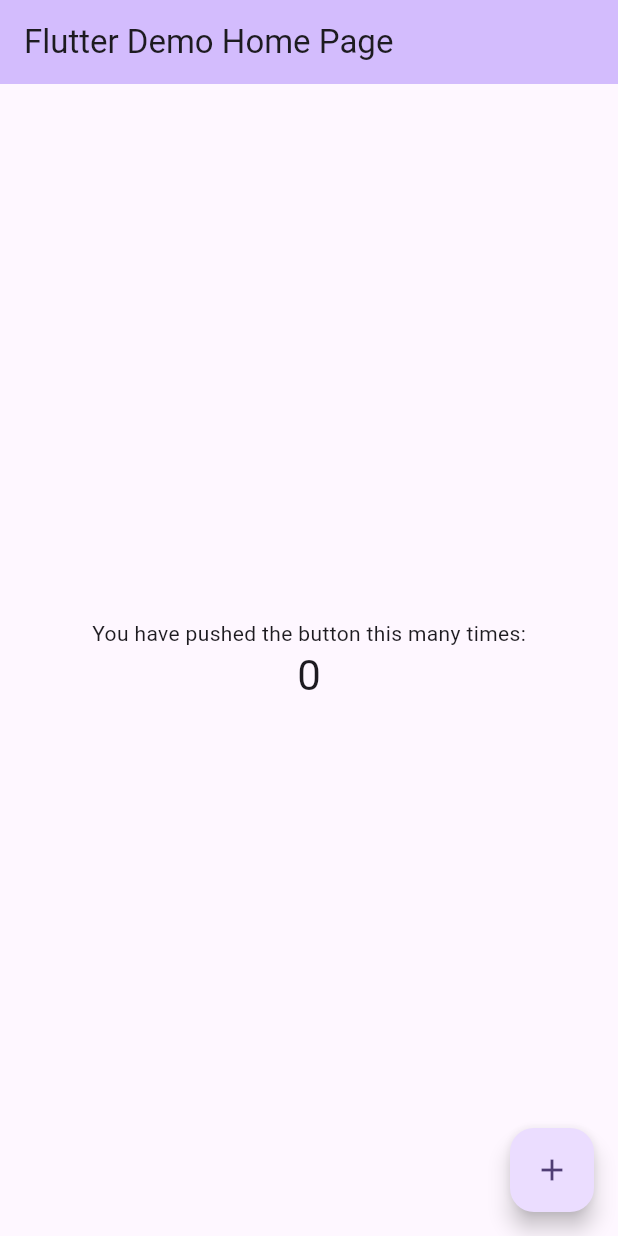
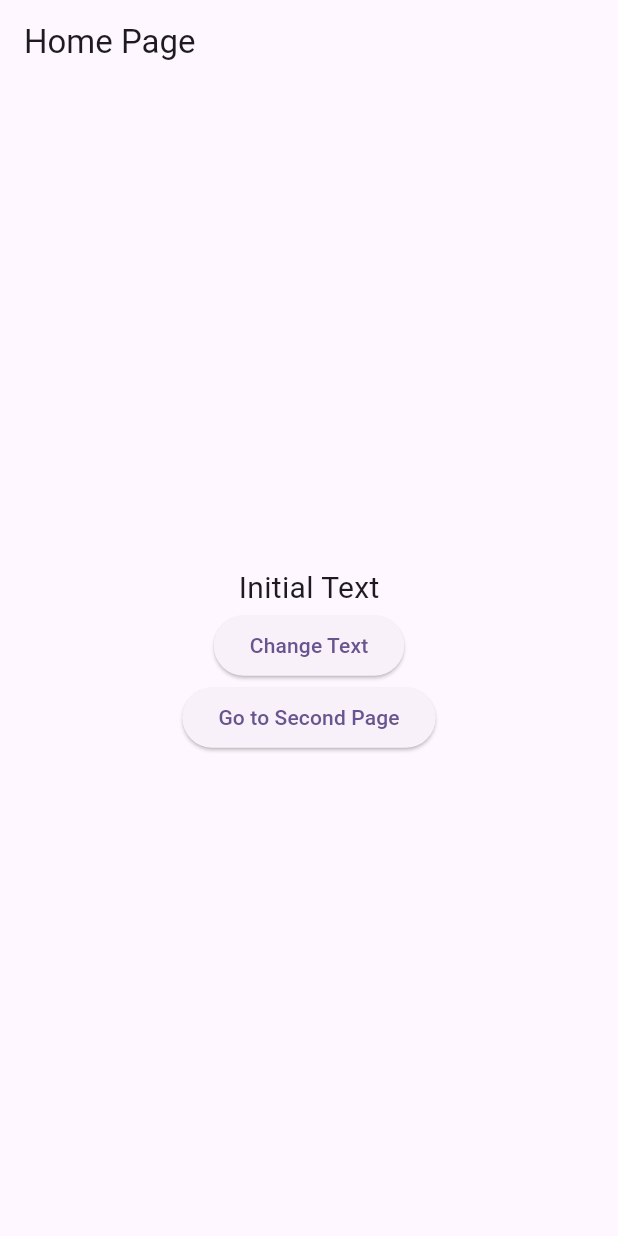
Before and after one commit to sufiyan0211/Spring-Flutter, a Flutter app: the screen it shows after launch, on a phone screen of 412 x 824 dp. Run offline on Flutter 3.47's test engine with Material 3 defaults, Android fonts, the light colour scheme and no system bars.

Commit message:
2 screen without state management

```diff
--- /dev/null
+++ b/Flutter Projects/state_management/lib/home_page.dart
@@ -0,0 +1,52 @@
+import 'package:flutter/material.dart';
+import 'package:state_management/second_page.dart';
+
+
+
+class HomePage extends StatefulWidget {
+  const HomePage({super.key});
+
+  @override
+  State<HomePage> createState() => _HomePageState();
+}
+
+class _HomePageState extends State<HomePage> {
+  String someText = "Initial Text";
+
+  @override
+  Widget build(BuildContext context) {
+    return Scaffold(
+      appBar: AppBar(
+        title: const Text('Home Page'),
+      ),
+      body: Center(
+        child: Column(
+          mainAxisAlignment: MainAxisAlignment.center,
+          children: <Widget>[
+            Text(someText, style: TextStyle(fontSize: 20)),
+            ElevatedButton(
+              onPressed: () {
+                setState(() {
+                  someText = "Text Changed from home screen";
+                });
+              },
+              child: const Text('Change Text'),
+            ),
+            ElevatedButton(
+              onPressed: () {
+                navigateToSecondPage();
+              },
+              child: const Text('Go to Second Page'),
+            ),
+          ],
+        ),
+      ),
+    );
+  }
+
+  Future<void> navigateToSecondPage() async {
+    final route = MaterialPageRoute(builder: (context) => SecondPage(text: someText));
+    await Navigator.push(context, route);
+  }
+
+}
--- a/Flutter Projects/state_management/lib/main.dart
+++ b/Flutter Projects/state_management/lib/main.dart
@@ -1,4 +1,6 @@
 import 'package:flutter/material.dart';
+
+import 'home_page.dart';
 
 void main() {
   runApp(const MyApp());
@@ -13,113 +15,11 @@ class MyApp extends StatelessWidget {
     return MaterialApp(
       title: 'Flutter Demo',
       theme: ThemeData(
-        // This is the theme of your application.
-        //
-        // TRY THIS: Try running your application with "flutter run". You'll see
-        // the application has a blue toolbar. Then, without quitting the app,
-        // try changing the seedColor in the colorScheme below to Colors.green
-        // and then invoke "hot reload" (save your changes or press the "hot
-        // reload" button in a Flutter-supported IDE, or press "r" if you used
-        // the command line to start the app).
-        //
-        // Notice that the counter didn't reset back to zero; the application
-        // state is not lost during the reload. To reset the state, use hot
-        // restart instead.
-        //
-        // This works for code too, not just values: Most code changes can be
-        // tested with just a hot reload.
+
         colorScheme: ColorScheme.fromSeed(seedColor: Colors.deepPurple),
         useMaterial3: true,
       ),
-      home: const MyHomePage(title: 'Flutter Demo Home Page'),
+      home: HomePage(),
     );
   }
 }
-
-class MyHomePage extends StatefulWidget {
-  const MyHomePage({super.key, required this.title});
-
-  // This widget is the home page of your application. It is stateful, meaning
-  // that it has a State object (defined below) that contains fields that affect
-  // how it looks.
-
-  // This class is the configuration for the state. It holds the values (in this
-  // case the title) provided by the parent (in this case the App widget) and
-  // used by the build method of the State. Fields in a Widget subclass are
-  // always marked "final".
-
-  final String title;
-
-  @override
-  State<MyHomePage> createState() => _MyHomePageState();
-}
-
-class _MyHomePageState extends State<MyHomePage> {
-  int _counter = 0;
-
-  void _incrementCounter() {
-    setState(() {
-      // This call to setState tells the Flutter framework that something has
-      // changed in this State, which causes it to rerun the build method below
-      // so that the display can reflect the updated values. If we changed
-      // _counter without calling setState(), then the build method would not be
-      // called again, and so nothing would appear to happen.
-      _counter++;
-    });
-  }
-
-  @override
-  Widget build(BuildContext context) {
-    // This method is rerun every time setState is called, for instance as done
-    // by the _incrementCounter method above.
-    //
-    // The Flutter framework has been optimized to make rerunning build methods
-    // fast, so that you can just rebuild anything that needs updating rather
-    // than having to individually change instances of widgets.
-    return Scaffold(
-      appBar: AppBar(
-        // TRY THIS: Try changing the color here to a specific color (to
-        // Colors.amber, perhaps?) and trigger a hot reload to see the AppBar
-        // change color while the other colors stay the same.
-        backgroundColor: Theme.of(context).colorScheme.inversePrimary,
-        // Here we take the value from the MyHomePage object that was created by
-        // the App.build method, and use it to set our appbar title.
-        title: Text(widget.title),
-      ),
-      body: Center(
-        // Center is a layout widget. It takes a single child and positions it
-        // in the middle of the parent.
-        child: Column(
-          // Column is also a layout widget. It takes a list of children and
-          // arranges them vertically. By default, it sizes itself to fit its
-          // children horizontally, and tries to be as tall as its parent.
-          //
-          // Column has various properties to control how it sizes itself and
-          // how it positions its children. Here we use mainAxisAlignment to
-          // center the children vertically; the main axis here is the vertical
-          // axis because Columns are vertical (the cross axis would be
-          // horizontal).
-          //
-          // TRY THIS: Invoke "debug painting" (choose the "Toggle Debug Paint"
-          // action in the IDE, or press "p" in the console), to see the
-          // wireframe for each widget.
-          mainAxisAlignment: MainAxisAlignment.center,
-          children: <Widget>[
-            const Text(
-              'You have pushed the button this many times:',
-            ),
-            Text(
-              '$_counter',
-              style: Theme.of(context).textTheme.headlineMedium,
-            ),
-          ],
-        ),
-      ),
-      floatingActionButton: FloatingActionButton(
-        onPressed: _incrementCounter,
-        tooltip: 'Increment',
-        child: const Icon(Icons.add),
-      ), // This trailing comma makes auto-formatting nicer for build methods.
-    );
-  }
-}
--- /dev/null
+++ b/Flutter Projects/state_management/lib/second_page.dart
@@ -0,0 +1,53 @@
+import 'package:flutter/material.dart';
+
+
+class SecondPage extends StatefulWidget {
+
+  final String text;
+
+  const SecondPage({super.key, required this.text});
+
+  @override
+  State<SecondPage> createState() => _SecondPageState();
+}
+
+class _SecondPageState extends State<SecondPage> {
+  late String text;
+
+  @override
+  void initState() {
+    super.initState();
+    text = widget.text;
+  }
+
+  @override
+  Widget build(BuildContext context) {
+    return Scaffold(
+      appBar: AppBar(
+        title: const Text('Second Page'),
+      ),
+      body: Center(
+        child: Column(
+          mainAxisAlignment: MainAxisAlignment.center,
+          children: <Widget>[
+            Text(text, style: const TextStyle(fontSize: 20)),
+            ElevatedButton(
+              onPressed: () {
+                setState(() {
+                  text = "Text Changed from second screen";
+                });
+              },
+              child: const Text('Change Text'),
+            ),
+            ElevatedButton(
+              onPressed: () {
+                Navigator.pop(context);
+              },
+              child: const Text('Go Back'),
+            ),
+          ],
+        ),
+      ),
+    );
+  }
+}
```
